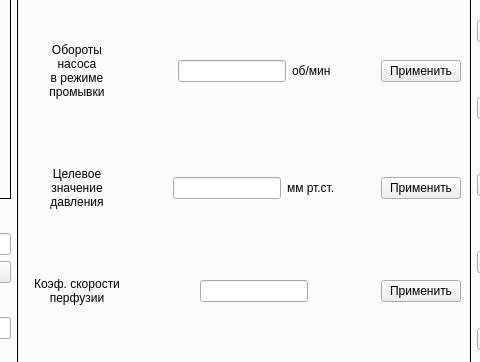
Above: mainwindow.ui from walrusfriend/Kidney-Monitor-Qt before the change; both pictures show x 346 to 826 and y 104 to 466 of the 1036 by 628 pixel window. Below: the same form after it.
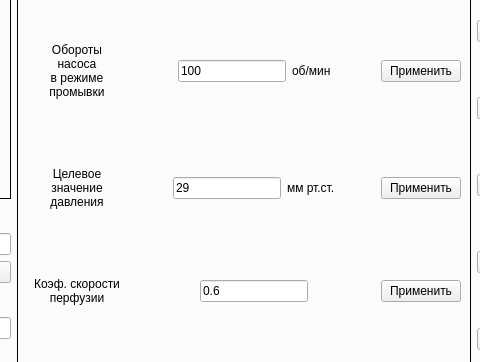
That is the form after the change. The open tabs and pages were chosen to show the change.

Commit message: Added default values to LineEdit widget on control UI tab

```diff
--- a/mainwindow.ui
+++ b/mainwindow.ui
@@ -295,6 +295,9 @@
                  <height>0</height>
                 </size>
                </property>
+               <property name="text">
+                <string>100</string>
+               </property>
               </widget>
              </item>
              <item>
@@ -367,6 +370,9 @@
                  <height>0</height>
                 </size>
                </property>
+               <property name="text">
+                <string>29</string>
+               </property>
               </widget>
              </item>
              <item>
@@ -438,6 +444,9 @@
                  <height>0</height>
                 </size>
                </property>
+               <property name="text">
+                <string>0.6</string>
+               </property>
               </widget>
              </item>
              <item>
```
Left out of the diff: 128 changed lines with no effect on the pictures.
